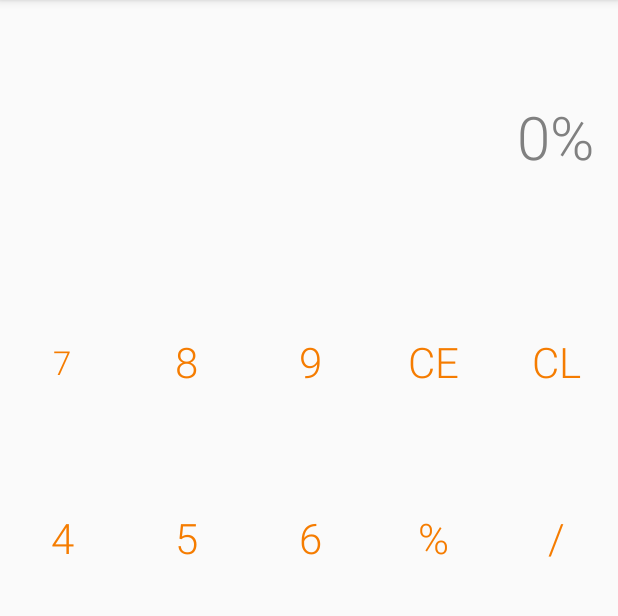
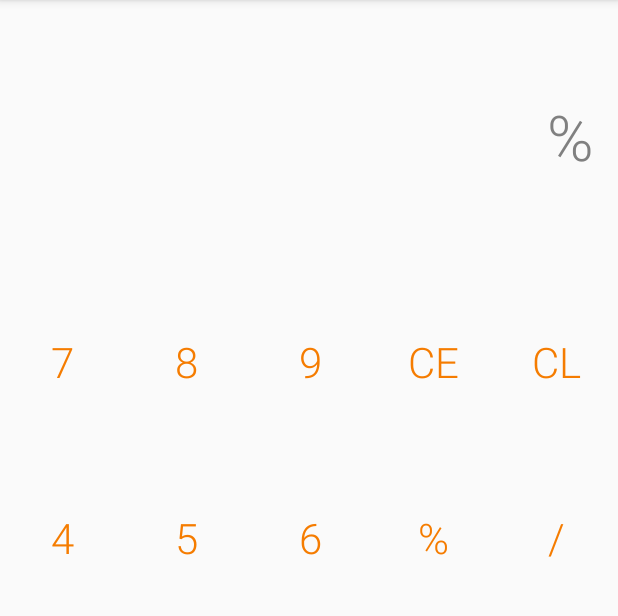
Before and after one commit to Apsaliya/Calculator, an Android app: the screen it shows after launch (MainActivity), after a tap on an icon or button, on a phone screen of 412 x 824 dp, the part 84-700 px from its top. Run offline under Robolectric (Android 15) with nearby library versions, the phone set to English and light mode, and no system bars; libraries missing offline, so code that uses them is left out: com.udojava.evalex; 2 other taps on this screen came first.

Commit message:
few more corrections. expression evaluation/display poslished

```diff
--- a/MobileCalculator/app/src/main/java/com/mobilecalculator/MainCalculator/Calc/CalculatorContract.java
+++ b/MobileCalculator/app/src/main/java/com/mobilecalculator/MainCalculator/Calc/CalculatorContract.java
@@ -14,5 +14,6 @@ public class CalculatorContract {
 
     public interface Presenter {
         void calculateExpression(String expression);
+        String parseExpression(String expressionToBeParsed, String toBeAppended);
     }
 }
--- a/MobileCalculator/app/src/main/java/com/mobilecalculator/MainCalculator/Calc/CalculatorPresenter.java
+++ b/MobileCalculator/app/src/main/java/com/mobilecalculator/MainCalculator/Calc/CalculatorPresenter.java
@@ -1,10 +1,13 @@
 package com.mobilecalculator.MainCalculator.Calc;
 
+import android.support.annotation.NonNull;
 import android.util.Log;
 
+import com.mobilecalculator.MainCalculator.Utils.Constants;
 import com.udojava.evalex.Expression;
 
 import java.math.BigDecimal;
+import java.text.DecimalFormat;
 
 /**
  * Created by ankit on 10/12/17.
@@ -23,13 +26,35 @@ public class CalculatorPresenter implements CalculatorContract.Presenter {
         try {
             Expression expression = new Expression(expressionString);
             BigDecimal decimal = expression.eval();
+            decimal = decimal.stripTrailingZeros();
             Log.d(TAG, decimal.toString());
-            mView.onExpressionCalculatedSuccessfully(decimal.toString());
+            DecimalFormat format = new DecimalFormat("#.##########");
+            mView.onExpressionCalculatedSuccessfully(String.valueOf(format.format(decimal.doubleValue())));
         } catch (ArithmeticException ae) {
+            ae.printStackTrace();
             mView.onArithmeticException(ae.getMessage());
         } catch (Exception e) {
+            e.printStackTrace();
             mView.onError();
         }
+    }
+
+    @Override
+    public String parseExpression(@NonNull String expressionToBeParsed, String toBeAppended) {
+
+        Log.d(TAG, expressionToBeParsed);
+        if (!expressionToBeParsed.endsWith(Constants.CHAR_DOT)) {
+            if (expressionToBeParsed.startsWith(Constants.DEFAULT_EXPRESSION)) {
+                Log.d(TAG, expressionToBeParsed.substring(1, expressionToBeParsed.length()));
+
+                expressionToBeParsed = expressionToBeParsed.substring(1, expressionToBeParsed.length());
+            }
+        }
+
+        if (Constants.DEFAULT_EXPRESSION.equalsIgnoreCase(toBeAppended) && Constants.DEFAULT_EXPRESSION.equalsIgnoreCase(expressionToBeParsed)) {
+            return expressionToBeParsed;
+        }
+        return expressionToBeParsed + toBeAppended;
     }
 
     public void init(CalculatorContract.View view) {
--- a/MobileCalculator/app/src/main/java/com/mobilecalculator/MainCalculator/Calc/MainActivity.java
+++ b/MobileCalculator/app/src/main/java/com/mobilecalculator/MainCalculator/Calc/MainActivity.java
@@ -11,6 +11,7 @@ import android.view.View;
 import android.widget.TextView;
 
 import com.mobilecalculator.MainCalculator.Utils.Constants;
+import com.mobilecalculator.MainCalculator.Utils.UtilFunctions;
 import com.mobilecalculator.R;
 import com.udojava.evalex.Expression;
 
@@ -18,8 +19,10 @@ import java.math.BigDecimal;
 
 public class MainActivity extends AppCompatActivity implements CalculatorContract.View {
 
+    private final String TAG = MainActivity.class.getSimpleName();
     private TextView mResult, mButtonCe, mButtonCl, mButtonCalculate;
     private Activity mActivity;
+    private boolean mIsInErrorMode = false, mIsResultDisplayed = false;
     private CalculatorPresenter mPresenter;
 
     @Override
@@ -36,6 +39,7 @@ public class MainActivity extends AppCompatActivity implements CalculatorContrac
         mButtonCe = findViewById(R.id.btn_ce);
         mButtonCl = findViewById(R.id.btn_cl);
         mButtonCalculate = findViewById(R.id.btn_equals);
+        setTextToResultView(null);
         initListeners();
     }
 
@@ -49,6 +53,7 @@ public class MainActivity extends AppCompatActivity implements CalculatorContrac
             @Override
             public void onClick(View v) {
                 removeLastCharAndSetExpression();
+                mIsResultDisplayed = false;
             }
         });
 
@@ -56,6 +61,7 @@ public class MainActivity extends AppCompatActivity implements CalculatorContrac
             @Override
             public void onClick(View v) {
                 setTextToResultView(null);
+                mIsResultDisplayed = false;
             }
         });
 
@@ -91,44 +97,70 @@ public class MainActivity extends AppCompatActivity implements CalculatorContrac
     public void onExpressionButtonClicked(View view) {
         Object object = view.getTag();
         if (object instanceof String) {
+            if (mIsInErrorMode) {
+                setTextToResultView(null);
+            }
             setTextToResultView((String) object);
         }
+        mIsResultDisplayed = false;
     }
 
     @Override
     public void onExpressionCalculatedSuccessfully(String result) {
-        setTextToResultView(result, true);
+        Log.d(TAG, "is result displayed" + mIsResultDisplayed);
+        clearResultView();
+        setTextToResultView(result);
+        mIsResultDisplayed = true;
     }
 
     @Override
     public void onError() {
+        clearResultView();
         setTextToResultView(getString(R.string.general_error_text), true);
     }
 
     @Override
     public void onArithmeticException(String messageToBeDisplayed) {
-        setTextToResultView(messageToBeDisplayed);
+        clearResultView();
+        setTextToResultView(messageToBeDisplayed, true);
     }
 
     private void setTextToResultView(String expression, boolean isErrorText) {
         if (TextUtils.isEmpty(expression)) {
             mResult.setText(Constants.DEFAULT_EXPRESSION);
         } else {
-            mResult.append(expression);
+            CharSequence charSequence = mResult.getText();
+            Log.d(TAG, "" + mIsResultDisplayed);
+            Log.d(TAG, "" + UtilFunctions.isOperator(expression));
+            if (charSequence != null) {
+                if (mIsResultDisplayed && !UtilFunctions.isOperator(expression)) {
+                    mResult.setText(expression);
+                } else {
+                    String currentText = charSequence.toString();
+                    String newExpression = mPresenter.parseExpression(currentText, expression);
+                    Log.d(TAG, newExpression);
+                    mResult.setText(newExpression);
+                }
+            }
         }
 
         int colorResourceId;
+        int textSizeInSp;
         if (isErrorText) {
+            mIsInErrorMode = true;
             colorResourceId = ContextCompat.getColor(mActivity, R.color.error_color);
+            textSizeInSp = (int) getResources().getDimension(R.dimen.small_text_size);
         } else {
+            mIsInErrorMode = false;
             colorResourceId = ContextCompat.getColor(mActivity, R.color.text_color);
+            textSizeInSp = (int) getResources().getDimension(R.dimen.display_text_size);
         }
         mResult.setTextColor(colorResourceId);
+        mResult.setTextSize(textSizeInSp);
     }
 
 
-
     private void setTextToResultView(String expression) {
-       setTextToResultView(expression, false);
+        setTextToResultView(expression, false);
     }
 }
--- a/MobileCalculator/app/src/main/java/com/mobilecalculator/MainCalculator/Utils/Constants.java
+++ b/MobileCalculator/app/src/main/java/com/mobilecalculator/MainCalculator/Utils/Constants.java
@@ -7,4 +7,5 @@ package com.mobilecalculator.MainCalculator.Utils;
 public class Constants {
 
     public static String DEFAULT_EXPRESSION = "0";
+    public static String CHAR_DOT = ".";
 }
--- /dev/null
+++ b/MobileCalculator/app/src/main/java/com/mobilecalculator/MainCalculator/Utils/UtilFunctions.java
@@ -0,0 +1,25 @@
+package com.mobilecalculator.MainCalculator.Utils;
+
+import android.text.TextUtils;
+
+/**
+ * Created by ankit on 10/12/17.
+ */
+
+public class UtilFunctions {
+
+    public static boolean isOperator(String character) {
+        if (!TextUtils.isEmpty(character)) {
+            if (character.equalsIgnoreCase("+") ||
+                    character.equalsIgnoreCase("-") ||
+                    character.equalsIgnoreCase("*") ||
+                    character.equalsIgnoreCase("^") ||
+                    character.equalsIgnoreCase("%") ||
+                    character.equalsIgnoreCase("/") ||
+                    character.equalsIgnoreCase("/")) {
+                return true;
+            }
+        }
+        return false;
+    }
+}
--- a/MobileCalculator/app/src/main/res/layout/activity_main.xml
+++ b/MobileCalculator/app/src/main/res/layout/activity_main.xml
@@ -37,8 +37,7 @@
             android:text="7"
             android:tag="7"
             android:onClick="onExpressionButtonClicked"
-            android:textAllCaps="false"
-            android:textSize="@dimen/extra_big_text_size"/>
+            android:textAllCaps="false" />
 
         <Button
             android:id="@+id/btn_8"
--- a/MobileCalculator/app/src/main/res/values/dimens.xml
+++ b/MobileCalculator/app/src/main/res/values/dimens.xml
@@ -3,7 +3,7 @@
     <dimen name="min_widget_height">250dp</dimen>
 
     <dimen name="button_text_size">28sp</dimen>
-    <dimen name="display_text_size">40sp</dimen>
+    <dimen name="display_text_size">28sp</dimen>
     <dimen name="actionbar_text_size">20sp</dimen>
     <dimen name="activity_margin">16dp</dimen>
     <dimen name="big_margin">24dp</dimen>
@@ -32,6 +32,7 @@
     <dimen name="small_margin">4dp</dimen>
     <dimen name="small_text_size">10sp</dimen>
     <dimen name="smaller_text_size">12sp</dimen>
+    <dimen name="medium_text_size">14sp</dimen>
     <dimen name="social_logo">40dp</dimen>
     <dimen name="tiny_margin">2dp</dimen>
     <dimen name="tiny_text_size">8sp</dimen>
```
